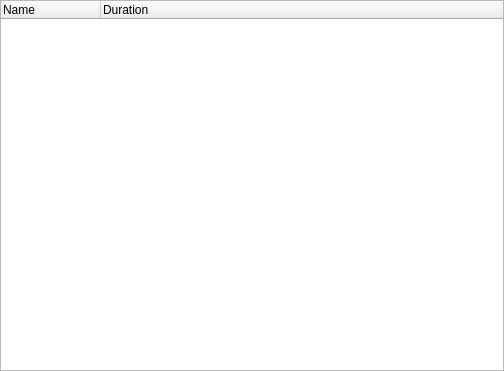
Old version of the form panels/project.ui in the repository olive-editor/olive.
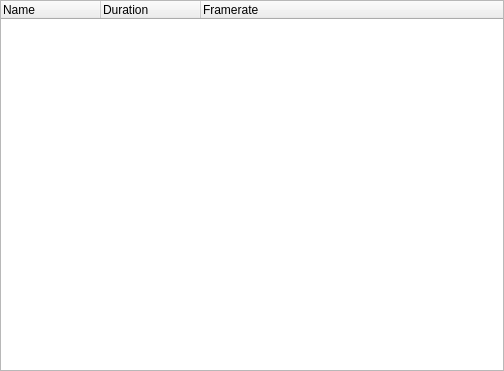
New version of the form. Custom widgets are drawn as their Qt base class.

Commit message: Add Framerate Column

Diff of the .ui file:
```diff
--- a/panels/project.ui
+++ b/panels/project.ui
@@ -78,6 +78,11 @@
         <string>Duration</string>
        </property>
       </column>
+      <column>
+       <property name="text">
+        <string>Framerate</string>
+       </property>
+      </column>
      </widget>
     </item>
    </layout>
```
